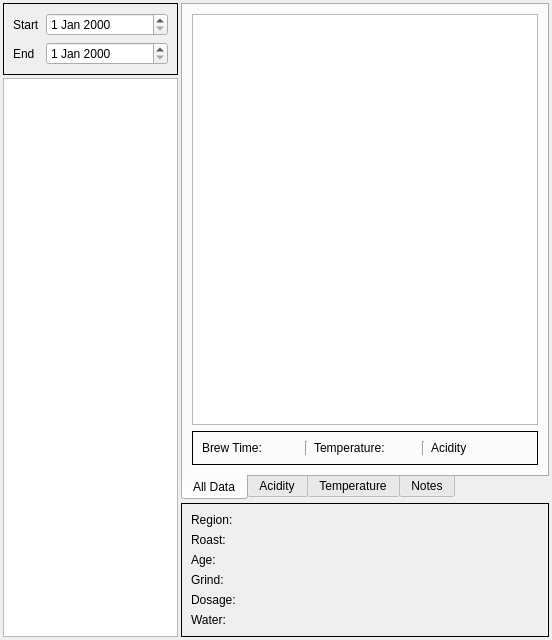
Old version of the form components/individualview.ui in the repository rowankp/perfect-pour-over.
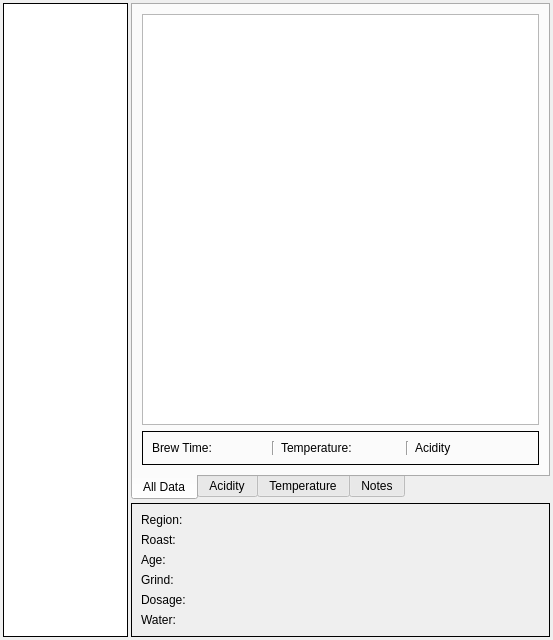
New version of the form. Custom widgets are drawn as their Qt base class.

```diff
--- a/components/individualview.ui
+++ b/components/individualview.ui
@@ -6,7 +6,7 @@
    <rect>
     <x>0</x>
     <y>0</y>
-    <width>552</width>
+    <width>553</width>
     <height>640</height>
    </rect>
   </property>
@@ -30,41 +30,7 @@
     <number>3</number>
    </property>
    <item>
-    <layout class="QVBoxLayout" name="layout_brews">
-     <item>
-      <widget class="QFrame" name="frame_dateEdit">
-       <property name="frameShape">
-        <enum>QFrame::Box</enum>
-       </property>
-       <property name="frameShadow">
-        <enum>QFrame::Plain</enum>
-       </property>
-       <layout class="QFormLayout" name="formLayout">
-        <item row="0" column="0">
-         <widget class="QLabel" name="label_start">
-          <property name="text">
-           <string>Start</string>
-          </property>
-         </widget>
-        </item>
-        <item row="0" column="1">
-         <widget class="QDateEdit" name="dateEdit_start"/>
-        </item>
-        <item row="1" column="0">
-         <widget class="QLabel" name="label_end">
-          <property name="text">
-           <string>End</string>
-          </property>
-         </widget>
-        </item>
-        <item row="1" column="1">
-         <widget class="QDateEdit" name="dateEdit_end"/>
-        </item>
-       </layout>
-      </widget>
-     </item>
-     <item>
-      <widget class="QListWidget" name="listWidget">
+    <widget class="QListView" name="listView">
        <property name="sizePolicy">
         <sizepolicy hsizetype="Minimum" vsizetype="Expanding">
          <horstretch>0</horstretch>
@@ -73,13 +39,17 @@
        </property>
        <property name="maximumSize">
         <size>
-         <width>175</width>
+       <width>125</width>
          <height>16777215</height>
         </size>
        </property>
-      </widget>
-     </item>
-    </layout>
+     <property name="frameShape">
+      <enum>QFrame::Box</enum>
+     </property>
+     <property name="frameShadow">
+      <enum>QFrame::Plain</enum>
+     </property>
+    </widget>
    </item>
    <item>
     <layout class="QVBoxLayout" name="layout_view">
```
Lines whose indentation alone changed are shown as unchanged.
